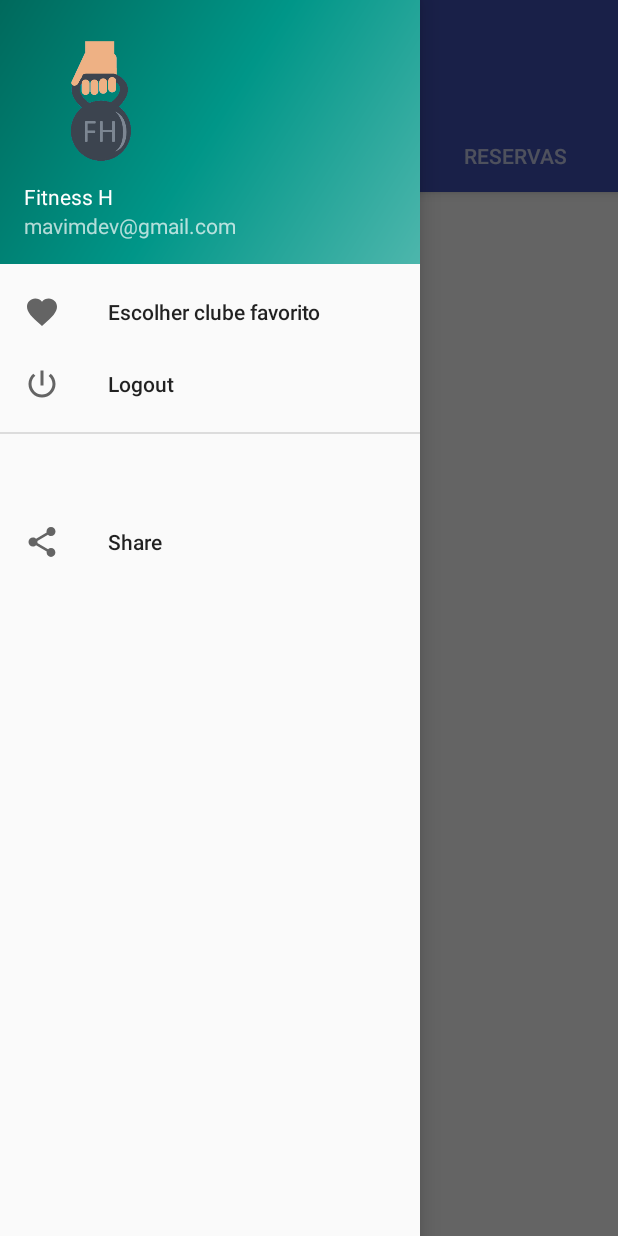
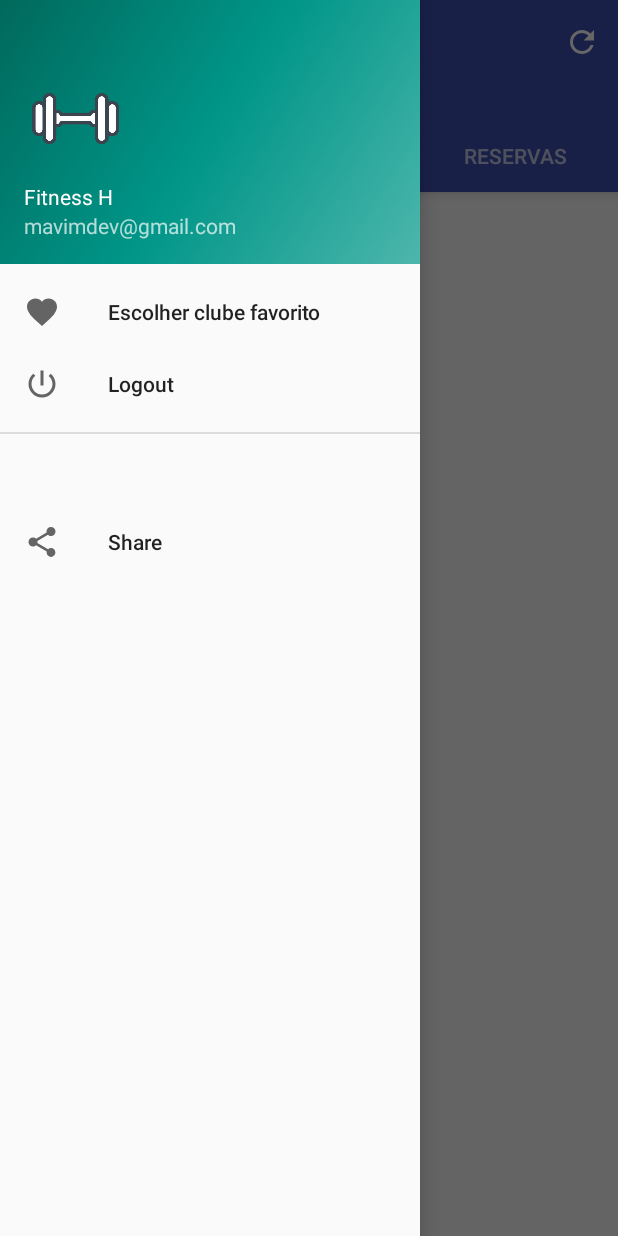
Before and after one commit to mavimdev/fitnessH, an Android app: the ClassesActivity screen opened directly, with no data from a screen before it, with the side drawer open, on a phone screen of 412 x 824 dp. Run offline under Robolectric (Android 15) with nearby library versions, the phone set to English and light mode, and no system bars; our stand-ins replace RxJava; libraries missing offline, so code that uses them is left out: com.jakewharton.retrofit2; 10 statements that could not run were skipped.

Commit message:
- icon - services and receiver to test

```diff
--- a/app/src/main/java/com/mavimdev/fitnessh/activity/ClassesActivity.java
+++ b/app/src/main/java/com/mavimdev/fitnessh/activity/ClassesActivity.java
@@ -16,6 +16,7 @@ import android.support.v4.widget.DrawerLayout;
 import android.support.v7.app.ActionBarDrawerToggle;
 import android.support.v7.app.AppCompatActivity;
 import android.support.v7.widget.Toolbar;
+import android.view.Menu;
 import android.view.MenuItem;
 
 import com.mavimdev.fitnessh.R;
@@ -87,7 +88,7 @@ public class ClassesActivity extends AppCompatActivity implements UpdateDataInte
                 sAux = sAux + "https://play.google.com/store/apps/details?id=the.package.id \n\n";
                 i.putExtra(Intent.EXTRA_TEXT, sAux);
                 startActivity(Intent.createChooser(i, "Seleccione"));
-            } catch(Exception e) {
+            } catch (Exception e) {
                 //e.toString();
             }
         }
@@ -96,6 +97,24 @@ public class ClassesActivity extends AppCompatActivity implements UpdateDataInte
         drawer.closeDrawer(GravityCompat.START);
         return true;
     }
+
+    @Override
+    public boolean onCreateOptionsMenu(Menu menu) {
+        getMenuInflater().inflate(R.menu.menu_main, menu);
+        return super.onCreateOptionsMenu(menu);
+    }
+
+    @Override
+    public boolean onOptionsItemSelected(MenuItem item) {
+        switch (item.getItemId()) {
+            case R.id.menu_refresh:
+                updateTodayData();
+                return true;
+            default:
+                return super.onOptionsItemSelected(item);
+        }
+    }
+
 
     // Add Fragments to Tabs
     private void setupViewPager(ViewPager viewPager) {
--- a/app/src/main/java/com/mavimdev/fitnessh/util/FitHelper.java
+++ b/app/src/main/java/com/mavimdev/fitnessh/util/FitHelper.java
@@ -262,7 +262,7 @@ public class FitHelper {
         String contextTitle = fitClass != null ? fitClass.getTitle() + " - " + fitClass.getHorario() + " - " + fitClass.getAulan() : "";
 
         NotificationCompat.Builder mBuilder = new NotificationCompat.Builder(context, "SCHEDULE_NOTIFICATION")
-                .setSmallIcon(R.drawable.ic_thumb_up)
+                .setSmallIcon(R.drawable.ic_fitness)
                 .setContentTitle(context.getString(R.string.class_reserved))
                 .setContentText(contextTitle)
                 .setPriority(NotificationCompat.PRIORITY_DEFAULT)
@@ -283,7 +283,7 @@ public class FitHelper {
         PendingIntent pendingIntent = PendingIntent.getActivity(context, 0, intent, 0);
 
         NotificationCompat.Builder mBuilder = new NotificationCompat.Builder(context, "SCHEDULE_NOTIFICATION")
-                .setSmallIcon(R.drawable.ic_thumb_up)
+                .setSmallIcon(R.drawable.ic_fitness)
                 .setContentTitle(title)
                 .setContentText(message)
                 .setPriority(NotificationCompat.PRIORITY_DEFAULT)
--- /dev/null
+++ b/app/src/main/res/drawable/ic_fitness.xml
@@ -0,0 +1,5 @@
+<vector android:height="24dp" android:tint="#FFFFFF"
+    android:viewportHeight="24.0" android:viewportWidth="24.0"
+    android:width="24dp" xmlns:android="http://schemas.android.com/apk/res/android">
+    <path android:fillColor="#FF000000" android:pathData="M20.57,14.86L22,13.43 20.57,12 17,15.57 8.43,7 12,3.43 10.57,2 9.14,3.43 7.71,2 5.57,4.14 4.14,2.71 2.71,4.14l1.43,1.43L2,7.71l1.43,1.43L2,10.57 3.43,12 7,8.43 15.57,17 12,20.57 13.43,22l1.43,-1.43L16.29,22l2.14,-2.14 1.43,1.43 1.43,-1.43 -1.43,-1.43L22,16.29z"/>
+</vector>
--- /dev/null
+++ b/app/src/main/res/drawable/ic_refresh.xml
@@ -0,0 +1,5 @@
+<vector android:height="24dp" android:tint="#FFFFFF"
+    android:viewportHeight="24.0" android:viewportWidth="24.0"
+    android:width="24dp" xmlns:android="http://schemas.android.com/apk/res/android">
+    <path android:fillColor="#FF000000" android:pathData="M17.65,6.35C16.2,4.9 14.21,4 12,4c-4.42,0 -7.99,3.58 -7.99,8s3.57,8 7.99,8c3.73,0 6.84,-2.55 7.73,-6h-2.08c-0.82,2.33 -3.04,4 -5.65,4 -3.31,0 -6,-2.69 -6,-6s2.69,-6 6,-6c1.66,0 3.14,0.69 4.22,1.78L13,11h7V4l-2.35,2.35z"/>
+</vector>
--- a/app/src/main/res/drawable/ic_thumb_up.xml
+++ /dev/null
@@ -1,5 +0,0 @@
-<vector android:height="24dp" android:tint="#FFFFFF"
-    android:viewportHeight="24.0" android:viewportWidth="24.0"
-    android:width="24dp" xmlns:android="http://schemas.android.com/apk/res/android">
-    <path android:fillColor="#FF000000" android:pathData="M1,21h4L5,9L1,9v12zM23,10c0,-1.1 -0.9,-2 -2,-2h-6.31l0.95,-4.57 0.03,-0.32c0,-0.41 -0.17,-0.79 -0.44,-1.06L14.17,1 7.59,7.59C7.22,7.95 7,8.45 7,9v10c0,1.1 0.9,2 2,2h9c0.83,0 1.54,-0.5 1.84,-1.22l3.02,-7.05c0.09,-0.23 0.14,-0.47 0.14,-0.73v-1.91l-0.01,-0.01L23,10z"/>
-</vector>
--- a/app/src/main/res/layout/activity_classes.xml
+++ b/app/src/main/res/layout/activity_classes.xml
@@ -38,7 +38,6 @@
                 app:layout_behavior="@string/appbar_scrolling_view_behavior"
                 tools:layout="@layout/fragment_favorite_club" />
 
-
             <android.support.design.widget.TabLayout
                 android:id="@+id/tabs"
                 android:layout_width="match_parent"
--- a/app/src/main/res/layout/nav_header_main.xml
+++ b/app/src/main/res/layout/nav_header_main.xml
@@ -14,8 +14,8 @@
 
     <ImageView
         android:id="@+id/imageView"
-        android:layout_width="96dp"
-        android:layout_height="94dp"
+        android:layout_width="70dp"
+        android:layout_height="77dp"
         android:contentDescription="@string/app_name"
         android:paddingTop="@dimen/nav_header_vertical_spacing"
         android:src="@drawable/icon_t" />
--- a/app/src/main/res/menu/activity_main_drawer.xml
+++ b/app/src/main/res/menu/activity_main_drawer.xml
@@ -10,7 +10,7 @@
             android:title="@string/choose_fav_club" />
         <item
             android:id="@+id/nav_logout"
-            android:icon="@drawable/ic_power_settings"
+            android:icon="@drawable/ic_power"
             android:title="Logout" />
     </group>
 
--- /dev/null
+++ b/app/src/main/res/menu/menu_main.xml
@@ -0,0 +1,12 @@
+<?xml version="1.0" encoding="utf-8"?>
+<menu xmlns:android="http://schemas.android.com/apk/res/android"
+    xmlns:app="http://schemas.android.com/apk/res-auto"
+    android:layout_width="match_parent"
+    android:layout_height="match_parent">
+
+    <item
+        android:id="@+id/menu_refresh"
+        android:icon="@drawable/ic_refresh"
+        app:showAsAction="always"
+        android:title="refresh" />
+</menu>
```
Also changed, not shown: app/src/main/AndroidManifest.xml (+8 -3 lines), app/src/main/java/com/mavimdev/fitnessh/adapter/ClassAdapter.java (+17 -0 lines), app/src/main/java/com/mavimdev/fitnessh/service/DataReceiver.java (added, +31 -0 lines), app/src/main/java/com/mavimdev/fitnessh/service/SchedulerReceiver.java (+24 -12 lines), app/src/main/java/com/mavimdev/fitnessh/service/SchedulerReceiverService.java (added, +22 -0 lines), app/src/main/java/com/mavimdev/fitnessh/service/SchedulerService.java (added, +27 -0 lines), app/src/main/res/drawable/ic_power.xml (renamed from app/src/main/res/drawable/ic_power_settings.xml), app/src/main/res/drawable/icon.png, app/src/main/res/drawable/icon_t.png.
